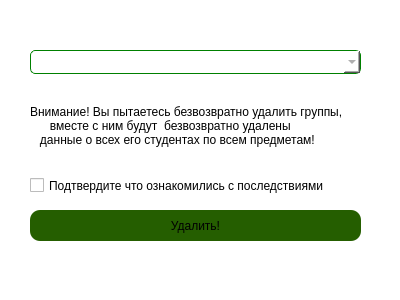
alpha4vit/polya-el-diary, file groupdeleteform.ui: the form before one commit.
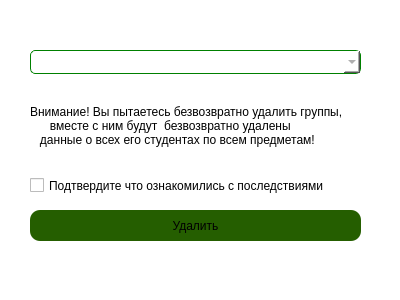
The form after the commit.

Patch:
```diff
--- a/groupdeleteform.ui
+++ b/groupdeleteform.ui
@@ -59,7 +59,7 @@
 }</string>
    </property>
    <property name="text">
-    <string>Удалить!</string>
+    <string>Удалить</string>
    </property>
   </widget>
   <widget class="QCheckBox" name="agree_box">
```
